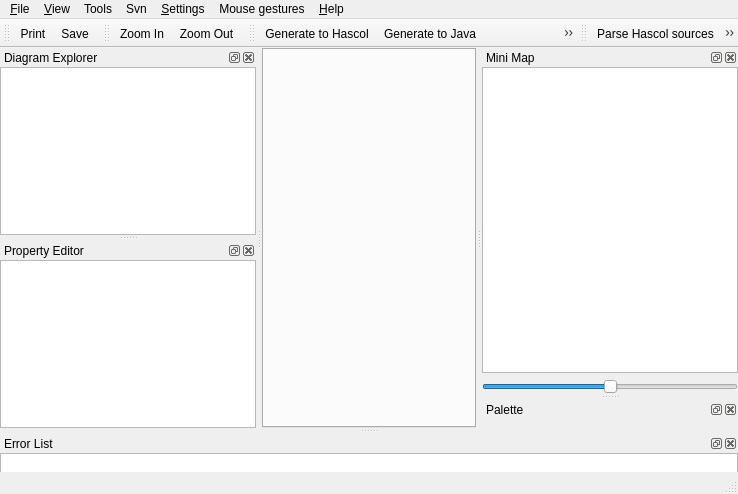
Before: the Qt Designer form unreal/branches/robots/qrgui/mainwindow/mainwindow.ui in qreal/qreal, drawn with Qt 5.
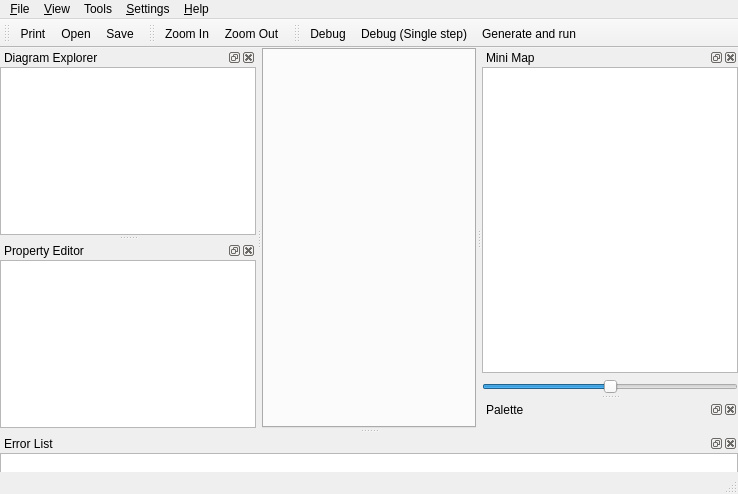
After: the same form once the commit is applied. Icons and pictures are not drawn. Custom widgets are drawn as their Qt base class.

Commit message: Removed unneeded menus and buttons, added "Generate and run" button, which is supposed to run "bash runme.sh" command in working directory under Linux.

Patch:
```diff
--- a/unreal/branches/robots/qrgui/mainwindow/mainwindow.ui
+++ b/unreal/branches/robots/qrgui/mainwindow/mainwindow.ui
@@ -36,7 +36,7 @@
      <x>0</x>
      <y>0</y>
      <width>738</width>
-     <height>23</height>
+     <height>21</height>
     </rect>
    </property>
    <widget class="QMenu" name="menu_File">
@@ -82,19 +82,6 @@
     <addaction name="actionSwitch_on_grid"/>
     <addaction name="actionSwitch_on_alignment"/>
    </widget>
-   <widget class="QMenu" name="menuMouse_gestures">
-    <property name="title">
-     <string>Mouse gestures</string>
-    </property>
-    <addaction name="actionShow"/>
-   </widget>
-   <widget class="QMenu" name="menuSvn">
-    <property name="title">
-     <string>Svn</string>
-    </property>
-    <addaction name="actionCommit"/>
-    <addaction name="actionCheckout"/>
-   </widget>
    <widget class="QMenu" name="menuTools">
     <property name="title">
      <string>Tools</string>
@@ -114,9 +101,7 @@
    <addaction name="menu_File"/>
    <addaction name="menu_View"/>
    <addaction name="menuTools"/>
-   <addaction name="menuSvn"/>
    <addaction name="menuSettings"/>
-   <addaction name="menuMouse_gestures"/>
    <addaction name="menuHelp"/>
   </widget>
   <widget class="QStatusBar" name="statusbar"/>
@@ -168,6 +153,7 @@
     <bool>false</bool>
    </attribute>
    <addaction name="actionPrint"/>
+   <addaction name="actionOpen"/>
    <addaction name="actionSave"/>
   </widget>
   <widget class="QDockWidget" name="minimapDock">
@@ -276,34 +262,6 @@
     </layout>
    </widget>
   </widget>
-  <widget class="QToolBar" name="generatorsToolbar">
-   <property name="windowTitle">
-    <string>toolBar</string>
-   </property>
-   <attribute name="toolBarArea">
-    <enum>TopToolBarArea</enum>
-   </attribute>
-   <attribute name="toolBarBreak">
-    <bool>false</bool>
-   </attribute>
-   <addaction name="actionGenerate_to_Hascol"/>
-   <addaction name="actionGenerate_to_Java"/>
-   <addaction name="actionExport_to_XMI"/>
-   <addaction name="actionShape_Edit"/>
-  </widget>
-  <widget class="QToolBar" name="parsersToolbar">
-   <property name="windowTitle">
-    <string>toolBar</string>
-   </property>
-   <attribute name="toolBarArea">
-    <enum>TopToolBarArea</enum>
-   </attribute>
-   <attribute name="toolBarBreak">
-    <bool>false</bool>
-   </attribute>
-   <addaction name="actionParse_Hascol_sources"/>
-   <addaction name="actionParse_Java_Libraries"/>
-  </widget>
   <widget class="QDockWidget" name="errorDock">
    <property name="sizePolicy">
     <sizepolicy hsizetype="Preferred" vsizetype="MinimumExpanding">
@@ -348,6 +306,20 @@
     </widget>
    </widget>
   </widget>
+  <widget class="QToolBar" name="debuggerToolBar">
+   <property name="windowTitle">
+    <string>Debugger Tool Bar</string>
+   </property>
+   <attribute name="toolBarArea">
+    <enum>TopToolBarArea</enum>
+   </attribute>
+   <attribute name="toolBarBreak">
+    <bool>false</bool>
+   </attribute>
+   <addaction name="actionDebug"/>
+   <addaction name="actionDebug_Single_step"/>
+   <addaction name="actionGenerate_and_run"/>
+  </widget>
   <action name="actionQuit">
    <property name="checkable">
     <bool>false</bool>
@@ -668,6 +640,14 @@
     <string>F10</string>
    </property>
   </action>
+  <action name="actionGenerate_and_run">
+   <property name="text">
+    <string>Generate and run</string>
+   </property>
+   <property name="toolTip">
+    <string>Generate robot controlling code from this diagram, upload it to robot and run it.</string>
+   </property>
+  </action>
  </widget>
  <layoutdefault spacing="0" margin="0"/>
  <customwidgets>
```
Left out of the diff: 24 changed lines with no effect on the pictures. The commit also changes 2 other files.
